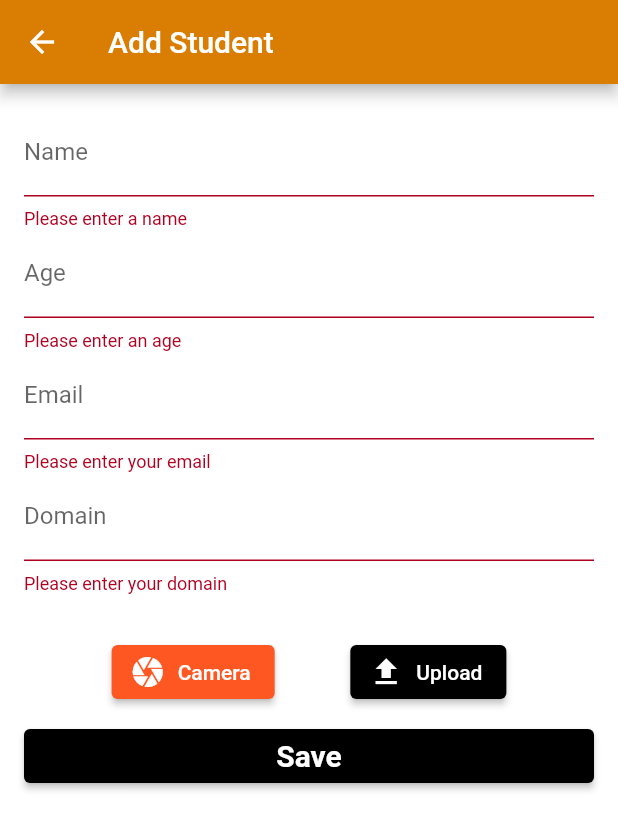
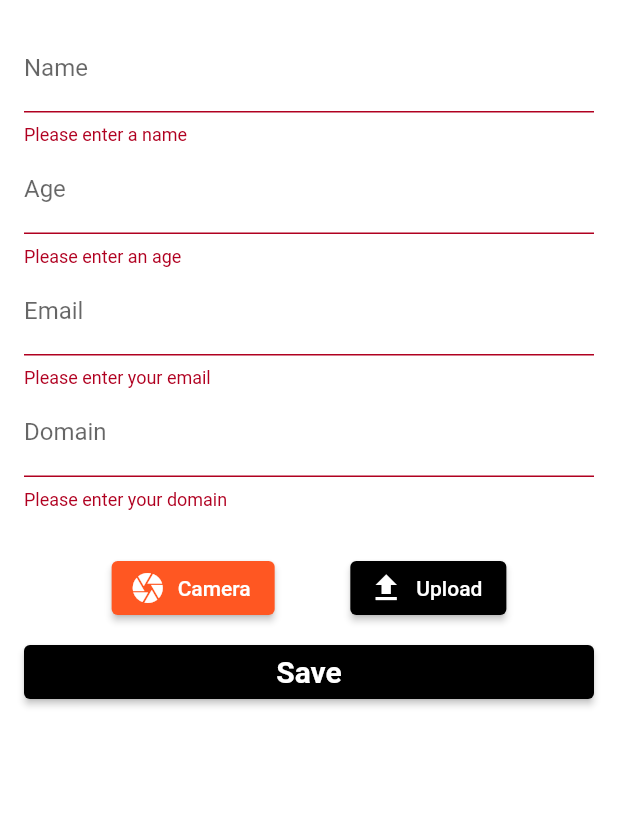
Before and after one commit to Aswanthds/student_record_flutter, a Flutter app: the EditStudentScreen screen opened directly, after a tap on "Save", on a phone screen of 412 x 824 dp. Shown: the top 830 px of the screen. Run offline on Flutter 3.47's test engine with Material 2 defaults, Android fonts, the phone set to English and light mode, and no system bars; our stand-ins replace image_picker, sqflite; accounts and stored records are empty.

Commit message:
shared 4

```diff
--- a/lib/Screens/edit_screen.dart
+++ b/lib/Screens/edit_screen.dart
@@ -110,18 +110,12 @@ class _EditStudentScreenState extends State<EditStudentScreen> {
           newStudent.domain,
           newStudent.image,
           newStudent.age!,
-        ).then((value) => Navigator.of(context).pushAndRemoveUntil(
+        );
+        Navigator.of(context).pushAndRemoveUntil(
             MaterialPageRoute(
               builder: (context) => HomeScreen(),
             ),
-            (route) => false));
-
-        ScaffoldMessenger.of(context).showSnackBar(const SnackBar(
-            margin: EdgeInsets.all(5),
-            behavior: SnackBarBehavior.floating,
-            duration: Duration(seconds: 2),
-            backgroundColor: Colors.green,
-            content: Text("Updated Succesfully")));
+            (route) => false);
       } catch (e) {
         ScaffoldMessenger.of(context).showSnackBar(const SnackBar(
             margin: EdgeInsets.all(5),
@@ -137,12 +131,8 @@ class _EditStudentScreenState extends State<EditStudentScreen> {
   Widget build(BuildContext context) {
     final size = MediaQuery.of(context).size;
     return Scaffold(
-      appBar: AppBar(
-        title: const Text(
-          "Add Student",
-        ),
-      ),
-      body: Padding(
+      body: SafeArea(
+        child: Padding(
           padding: const EdgeInsets.all(16.0),
           child: Form(
             key: _formKey,
@@ -240,8 +230,8 @@ class _EditStudentScreenState extends State<EditStudentScreen> {
                   SizedBox(
                     width: size.width,
                     child: ElevatedButton(
-                    style:
-                        ElevatedButton.styleFrom(backgroundColor: Colors.black),
+                      style: ElevatedButton.styleFrom(
+                          backgroundColor: Colors.black),
                       onPressed: () {
                         _saveStudent();
                       },
@@ -260,6 +250,7 @@ class _EditStudentScreenState extends State<EditStudentScreen> {
             ),
           ),
         ),
+      ),
     );
   }
 }
--- a/lib/Screens/profile_student_screen.dart
+++ b/lib/Screens/profile_student_screen.dart
@@ -87,8 +87,8 @@ class _ProfileStudentScreenState extends State<ProfileStudentScreen> {
                   child: ClipRRect(
                     borderRadius: BorderRadius.circular(100),
                     child: widget.student.image.isEmpty
-                        ? Image.network(
-                            'https://cdn.pixabay.com/photo/2015/10/05/22/37/blank-profile-picture-973460_1280.png',
+                        ? Image.asset(
+                            defaultImageUrl,
                             fit: BoxFit.cover,
                           )
                         : Image.file(
--- a/pubspec.yaml
+++ b/pubspec.yaml
@@ -33,6 +33,7 @@ dependencies:
   flutter:
     sdk: flutter
   image_picker: ^1.0.2
+  path: ^1.8.3
   path_provider: ^2.1.0
   sqflite: ^2.3.0
 
```
Also changed, not shown: lib/Screens/add_student_screen.dart (+7 -15 lines), lib/Screens/home_screen.dart (+29 -17 lines), lib/main.dart (+5 -4 lines), pubspec.lock. Lines whose indentation alone changed are shown as unchanged.
